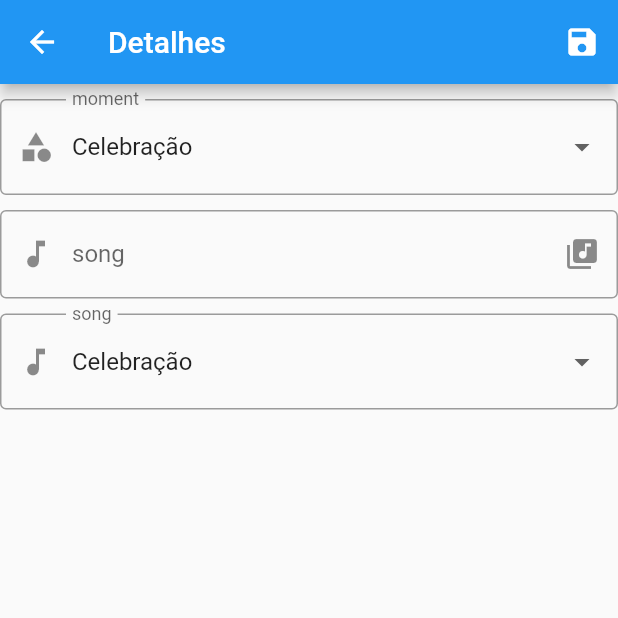
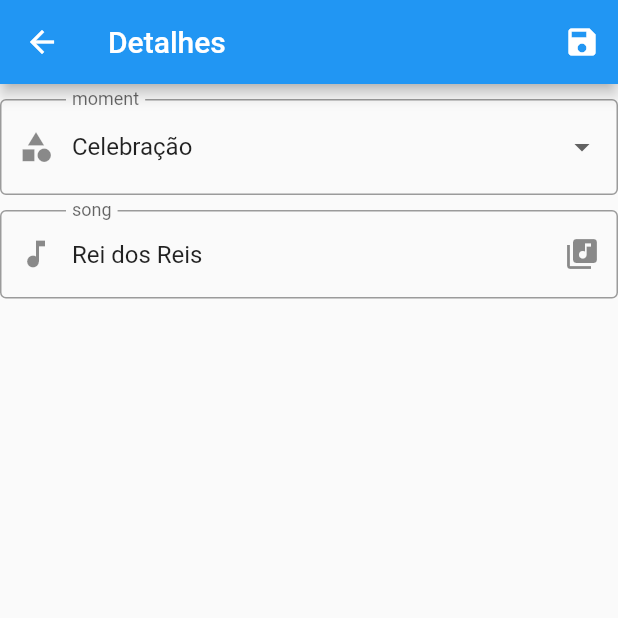
Before and after one commit to welrikyson/hillel, a Flutter app: the screen it shows after launch, after a tap on "Rei dos Reis", on a phone screen of 412 x 824 dp, the top half of it. Run offline on Flutter 3.47's test engine with Material 2 defaults, Android fonts, the phone set to English and light mode, and no system bars.

Commit message:
item value search

```diff
--- a/lib/src/screens/worships_list/worship_list_item_details.dart
+++ b/lib/src/screens/worships_list/worship_list_item_details.dart
@@ -18,11 +18,13 @@ class _WorshipListItemDetailsState extends State<WorshipListItemDetails> {
     var result = await showSearch(
       context: context,
       delegate: ItemSearch(
-        items: UnmodifiableListView( MockItens().getAll()),
+        items: UnmodifiableListView(MockItens().getAll()),
       ),
     );
     if (result != null) {
-      widget.item.title = result.title;
+      setState(() {
+        widget.item.title = result.title;
+      });
     }
   }
 
@@ -77,6 +79,9 @@ class _WorshipListItemDetailsState extends State<WorshipListItemDetails> {
               height: 10,
             ),
             TextFormField(
+              controller: TextEditingController(
+                text: widget.item.title,
+              ),
               readOnly: true,
               decoration: InputDecoration(
                 labelText: 'song',
@@ -85,38 +90,12 @@ class _WorshipListItemDetailsState extends State<WorshipListItemDetails> {
                 hintText: 'song',
                 suffixIcon: Icon(Icons.library_music),
               ),
-              onTap: openSearcherSongs,
-            ),
-            SizedBox(
-              height: 10,
-            ),
-            DropdownButtonFormField<String>(
-              isDense: true,
-              decoration: InputDecoration(
-                  border: OutlineInputBorder(),
-                  labelText: 'song',
-                  prefixIcon: Icon(Icons.music_note)),
-              value: widget.item.style,
-              icon: Icon(Icons.arrow_drop_down),
-              hint: Text('Tipo lavagem'),
               onChanged: (String newValue) {
                 setState(() {
-                  widget.item.style = newValue;
+                  widget.item.title = newValue;
                 });
               },
-              items: <String>[
-                'Manual',
-                'Oferta',
-                'Visitante',
-                'Adoração',
-                'Celebração',
-                'Comunhão',
-              ].map<DropdownMenuItem<String>>((String value) {
-                return DropdownMenuItem<String>(
-                  value: value,
-                  child: Text(value),
-                );
-              }).toList(),
+              onTap: openSearcherSongs,
             ),
           ],
         ),
```
